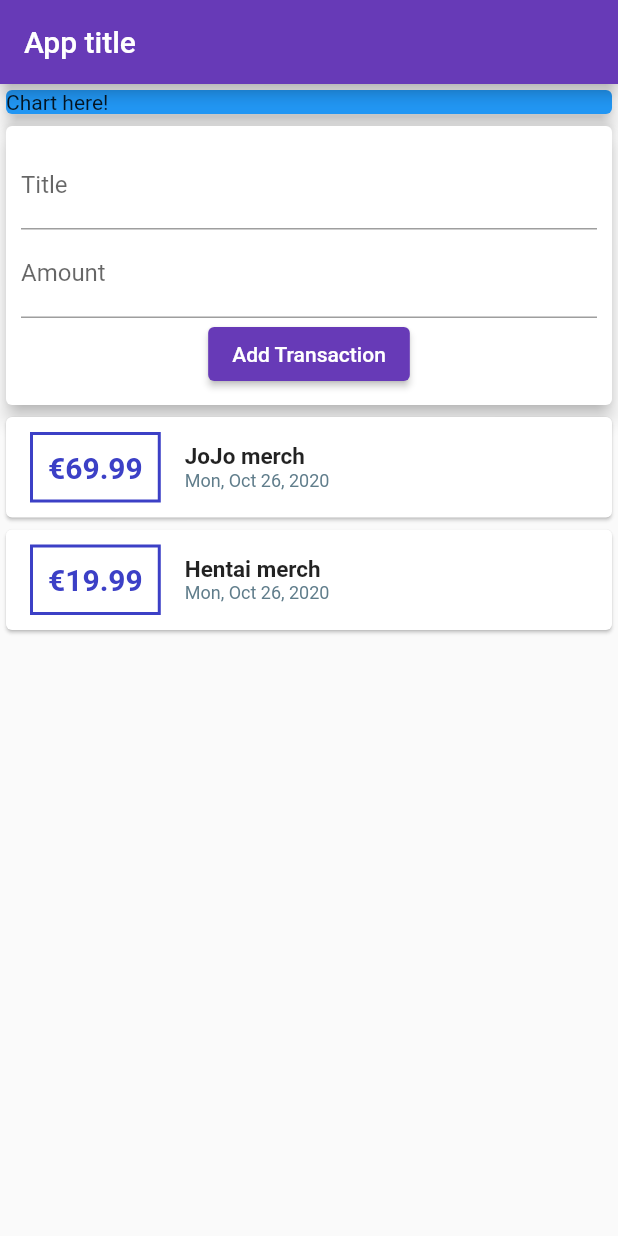
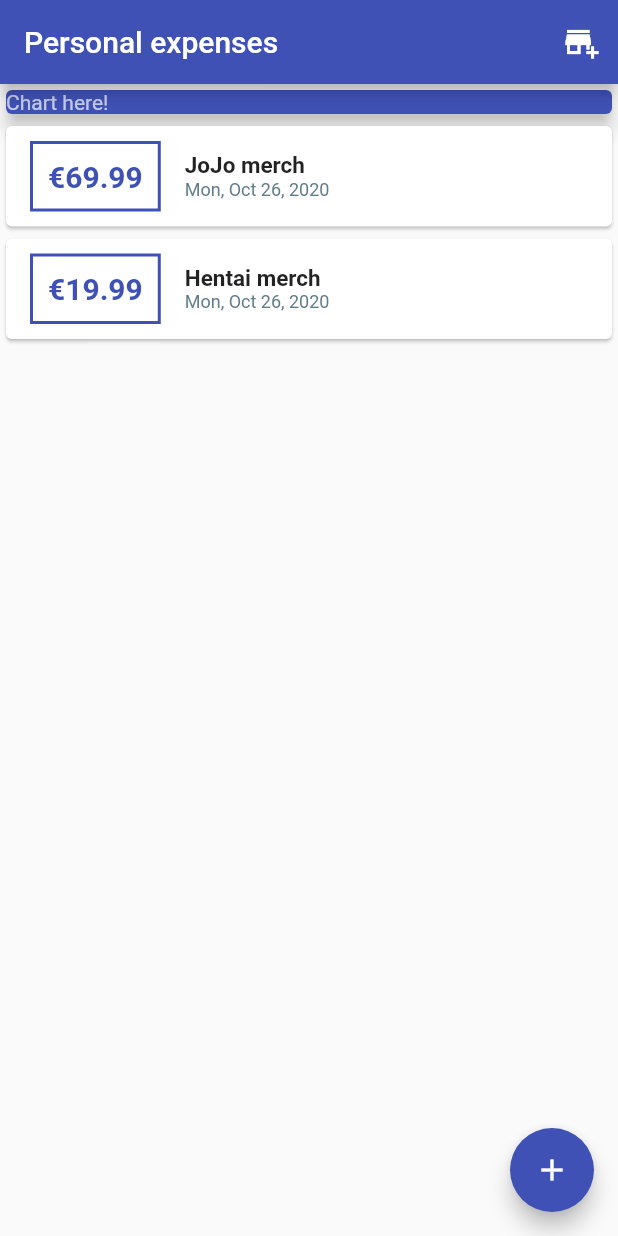
Before and after one commit to Labychu/personal-expenses, a Flutter app: the screen it shows after launch, on a phone screen of 412 x 824 dp. Run offline on Flutter 3.47's test engine with Material 2 defaults, Android fonts, the phone set to English and light mode, and no system bars.

Commit message:
Make working input transaction

```diff
--- a/lib/main.dart
+++ b/lib/main.dart
@@ -1,6 +1,7 @@
 import 'package:flutter/material.dart';
-import './widgets/transaction_manager.dart';
-
+import './widgets/new_transaction_input.dart';
+import './widgets/transaction_list.dart';
+import './models/transaction.dart';
 
 void main() {
   runApp(MyApp());
@@ -11,9 +12,9 @@ class MyApp extends StatelessWidget {
   @override
   Widget build(BuildContext context) {
     return MaterialApp(
-      title: 'Flutter Demo',
+      title: 'Personal Expenses',
       theme: ThemeData(
-        primarySwatch: Colors.deepPurple,
+        primarySwatch: Colors.indigo ,
         visualDensity: VisualDensity.adaptivePlatformDensity,
       ),
       home: MyHomePage(),
@@ -21,26 +22,81 @@ class MyApp extends StatelessWidget {
   }
 }
 
-class MyHomePage extends StatelessWidget {
+class MyHomePage extends StatefulWidget {
+  @override
+  _MyHomePageState createState() => _MyHomePageState();
+}
+
+class _MyHomePageState extends State<MyHomePage> {
+  final List<Transaction> _transactions = [
+    Transaction(
+        id: '1', title: 'JoJo merch', amount: 69.99, date: DateTime.now()),
+    Transaction(
+        id: '2', title: 'Hentai merch', amount: 19.99, date: DateTime.now()),
+  ];
+
+  void _startAddingNewTransaction(ctx) {
+    showModalBottomSheet(
+      context: ctx,
+      builder: (_) {
+        return GestureDetector(
+          onTap: () {},
+          child: NewTransactionInput(_addNewTransaction),
+          // behavior: HitTestBehavior.opaque,
+        );
+      },
+    );
+  }
+
+  void _addNewTransaction(String newTitle, double newAmount) {
+    final newTx = Transaction(
+      title: newTitle,
+      amount: newAmount,
+      id: DateTime.now().toString(),
+      date: DateTime.now(),
+    );
+
+    setState(() {
+      _transactions.add(newTx);
+    });
+  }
+
   @override
   Widget build(BuildContext context) {
     return Scaffold(
       appBar: AppBar(
-        title: Text('App title'),
+        title: Text('Personal expenses'),
+        actions: <Widget>[
+          IconButton(
+            icon: Icon(Icons.add_business),
+            onPressed: () => _startAddingNewTransaction(context),
+          )
+        ],
       ),
-      body: Column(
+      floatingActionButton: FloatingActionButton(
+        child: Icon(Icons.add),
+        onPressed: () => _startAddingNewTransaction(context),
+      ),
+      body: SingleChildScrollView(
+        child: Column(
           mainAxisAlignment: MainAxisAlignment.start,
           children: <Widget>[
             Container(
                 width: double.infinity,
                 child: Card(
-                  color: Colors.blue,
-                  child: Text('Chart here!'),
+                  color: Theme.of(context).primaryColor,
+                  child: Text(
+                    'Chart here!',
+                    style: TextStyle(
+                      color: Theme.of(context).primaryTextTheme.headline1.color,
+                    ),
+                  ),
                   elevation: 5,
                 )),
-            TransactionManager(),
+            TransactionList(_transactions),
           ],
         ),
+      ),
     );
   }
 }
--- a/lib/widgets/transaction_list.dart
+++ b/lib/widgets/transaction_list.dart
@@ -10,10 +10,10 @@ class TransactionList extends StatelessWidget {
   @override
   Widget build(BuildContext context) {
     return Container(
-			height: 300,
-      child: ListView(
-        children: _transactions.map((tx) {
-          return Card(
+			height: 500,
+      child: ListView.builder(
+				itemBuilder: (ctx, index) {
+					return Card(
             child: Row(
               children: <Widget>[
                 Container(
@@ -24,16 +24,16 @@ class TransactionList extends StatelessWidget {
                   padding: EdgeInsets.all(10),
                   decoration: BoxDecoration(
                     border: Border.all(
-                      color: Color(0xFF3C40C6),
+                      color: Theme.of(context).primaryColor,
                       width: 2,
                     ),
                   ),
                   child: Text(
-                    "€${tx.amount}",
+                    "€${_transactions[index].amount}",
                     style: TextStyle(
                       fontWeight: FontWeight.bold,
                       fontSize: 20,
-                      color: Color(0xFF3C40C6),
+                      color: Theme.of(context).primaryColor,
                     ),
                   ),
                 ),
@@ -41,14 +41,14 @@ class TransactionList extends StatelessWidget {
                   crossAxisAlignment: CrossAxisAlignment.start,
                   children: <Widget>[
                     Text(
-                      tx.title,
+                      _transactions[index].title,
                       style: TextStyle(
                         fontSize: 15,
                         fontWeight: FontWeight.bold,
                       ),
                     ),
                     Text(
-                      DateFormat.yMMMEd().format(tx.date),
+                      DateFormat.yMMMEd().format(_transactions[index].date),
                       style: TextStyle(
                         fontSize: 12,
                         color: Colors.blueGrey,
@@ -59,7 +59,8 @@ class TransactionList extends StatelessWidget {
               ],
             ),
           );
-        }).toList(),
+				},
+				itemCount: _transactions.length,
       ),
     );
   }
--- a/lib/widgets/transaction_manager.dart
+++ /dev/null
@@ -1,42 +0,0 @@
-import 'package:flutter/material.dart';
-import './new_transaction_input.dart';
-import './transaction_list.dart';
-
-import '../models/transaction.dart';
-
-class TransactionManager extends StatefulWidget {
-  @override
-  _TransactionManagerState createState() => _TransactionManagerState();
-}
-
-class _TransactionManagerState extends State<TransactionManager> {
-  final List<Transaction> _transactions = [
-    Transaction(
-        id: '1', title: 'JoJo merch', amount: 69.99, date: DateTime.now()),
-    Transaction(
-        id: '2', title: 'Hentai merch', amount: 19.99, date: DateTime.now()),
-  ];
-
-  void addNewTransaction(String newTitle, double newAmount) {
-    final newTx = Transaction(
-      title: newTitle,
-			amount: newAmount,
-			id: DateTime.now().toString(),
-			date: DateTime.now(),
-    );
-
-		setState(() {
-		  _transactions.add(newTx);
-		});
-  }
-
-  @override
-  Widget build(BuildContext context) {
-    return Column(
-      children: <Widget>[
-        NewTransactionInput(addNewTransaction),
-        TransactionList(_transactions),
-      ],
-    );
-  }
-}
```
Also changed, not shown: lib/widgets/new_transaction_input.dart (+26 -9 lines).
